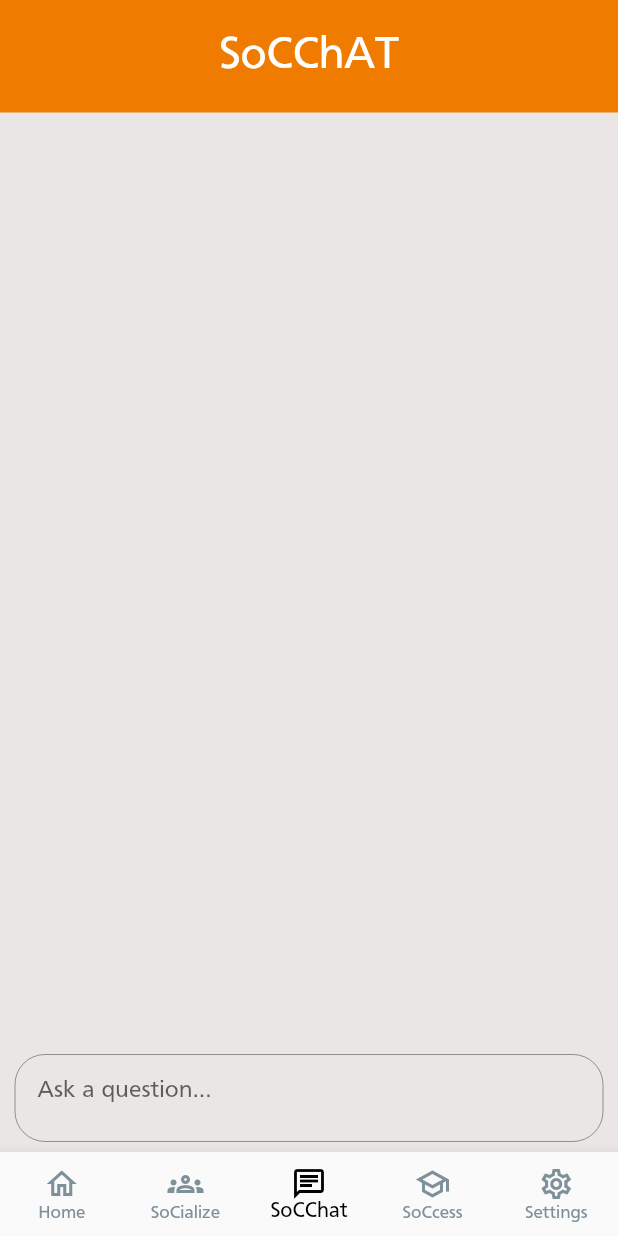
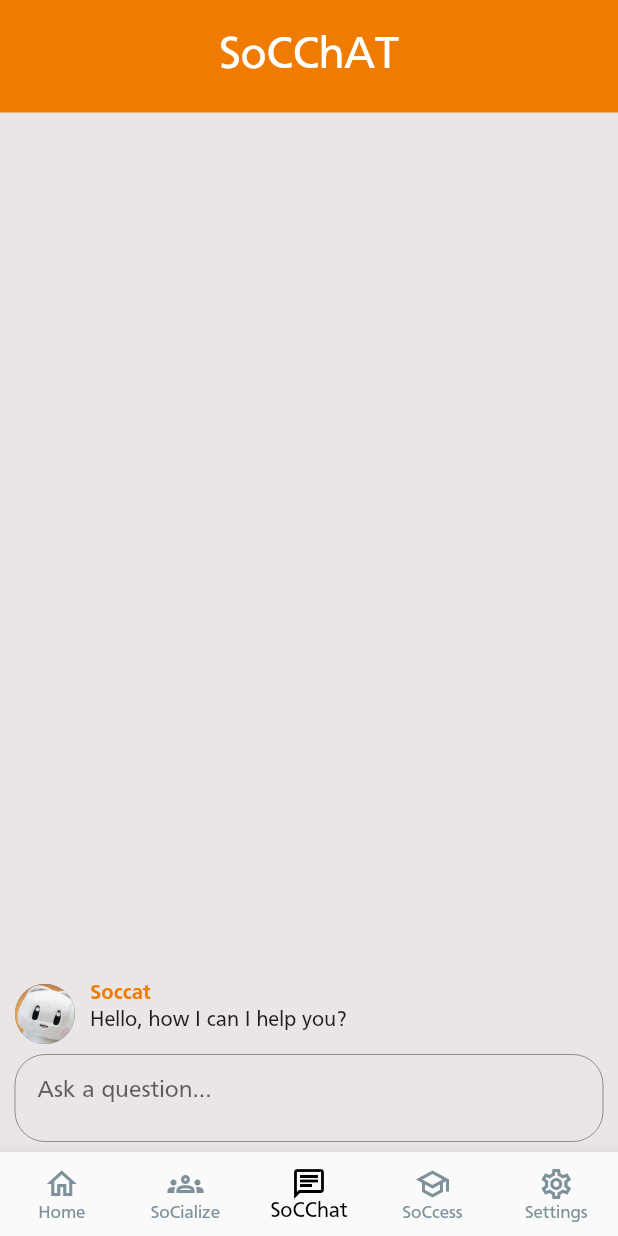
Before and after one commit to dylkaw/freshsoc, a Flutter app: the screen it shows once a user with an empty profile is signed in, item 3 of the bottom bar chosen, on a phone screen of 412 x 824 dp. Run offline on Flutter 3.47's test engine with Material 2 defaults, Android fonts, the phone set to English and light mode, and no system bars; our stand-ins replace cloud_firestore, firebase_auth, firebase_core, firebase_storage, flutter_spinkit, image_picker and 1 more; accounts and stored records are empty; network calls fail.

Commit message:
linking api, adding socchat welcome message

```diff
--- a/lib/screens/socchat/socchat.dart
+++ b/lib/screens/socchat/socchat.dart
@@ -8,6 +8,7 @@ import "package:freshsoc/screens/socchat/components/chat_message.dart";
 import "package:freshsoc/services/database.dart";
 import "package:freshsoc/shared/constants.dart";
 import "package:http/http.dart";
+import "package:freshsoc/secrets.dart";
 
 class Socchat extends StatefulWidget {
   const Socchat({super.key});
@@ -34,6 +35,14 @@ class _SocchatState extends State<Socchat> {
     super.initState();
     db = DatabaseService(user: _auth.currentUser);
     _loadUserData();
+    setState(() {
+      messages.insert(
+          0,
+          ChatMessage(
+              message: "Hello, how I can I help you?",
+              sender: 'Soccat',
+              userModel: _userModel));
+    });
   }
 
   Future<void> _loadUserData() async {
@@ -133,8 +142,11 @@ class _SocchatState extends State<Socchat> {
                                   setState(() {
                                     messages.insert(
                                         0,
-                                        jsonResponse["choices"][0]["message"]
-                                            ["content"]);
+                                        ChatMessage(
+                                            message: jsonResponse["choices"][0]
+                                                ["message"]["content"],
+                                            sender: 'Soccat',
+                                            userModel: _userModel));
                                     question = '';
                                   });
                                 }
```
Also changed, not shown: 2 other files.
